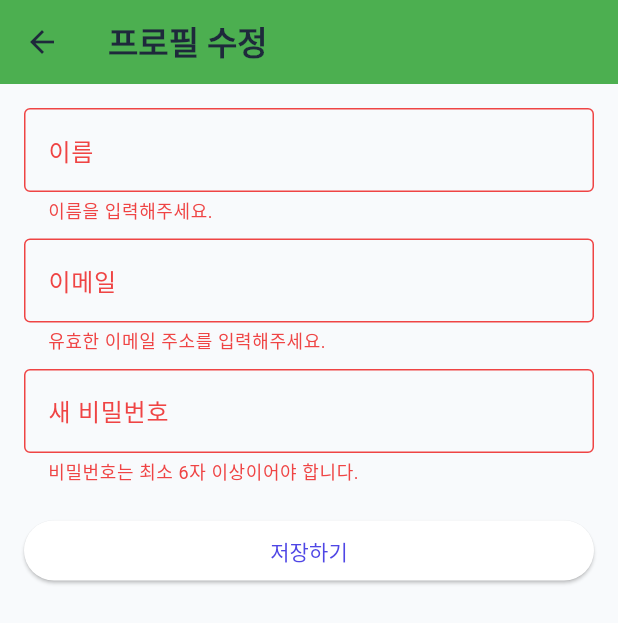
After one commit to minhjih/dailyexp, a Flutter app: the ProfileEditPage screen opened directly, after a tap on "저장하기", on a phone screen of 412 x 824 dp. The commit adds this screen. Shown: the top 623 px of the screen. Run offline on Flutter 3.47's test engine with Material 3 defaults, Android fonts, the phone set to English and light mode, and no system bars; our stand-ins replace dio, flutter_dotenv, flutter_signin_button, flutter_svg, google_fonts, motion_tab_bar_v2 and 2 more; accounts and stored records are empty.

Commit message:
added profile edit page

```diff
--- /dev/null
+++ b/frontend/lib/screens/profile/profile_edit.dart
@@ -0,0 +1,111 @@
+import 'package:flutter/material.dart';
+import 'package:google_fonts/google_fonts.dart';
+
+class ProfileEditPage extends StatefulWidget {
+  const ProfileEditPage({Key? key}) : super(key: key); // null-safety를 위한 key 수정
+
+  @override
+  _ProfileEditPageState createState() => _ProfileEditPageState();
+}
+
+class _ProfileEditPageState extends State<ProfileEditPage> {
+  final _formKey = GlobalKey<FormState>();
+  String? name = ''; // null-safety에 맞게 수정
+  String? email = ''; // null-safety에 맞게 수정
+  String? password = ''; // null-safety에 맞게 수정
+
+  @override
+  Widget build(BuildContext context) {
+    return Scaffold(
+      appBar: AppBar(
+        title: Text('프로필 수정', style: GoogleFonts.poppins()),
+        backgroundColor: Colors.green,
+      ),
+      body: SingleChildScrollView(
+        padding: const EdgeInsets.all(16.0),
+        child: Form(
+          key: _formKey,
+          child: Column(
+            crossAxisAlignment: CrossAxisAlignment.stretch,
+            children: <Widget>[
+              TextFormField(
+                decoration: InputDecoration(
+                  labelText: '이름',
+                  border: OutlineInputBorder(),
+                ),
+                validator: (value) {
+                  if (value == null || value.isEmpty) {
+                    return '이름을 입력해주세요.';
+                  }
+                  return null;
+                },
+                onSaved: (value) => name = value,
+              ),
+              SizedBox(height: 10),
+              TextFormField(
+                decoration: InputDecoration(
+                  labelText: '이메일',
+                  border: OutlineInputBorder(),
+                ),
+                validator: (value) {
+                  if (value == null || !value.contains('@')) {
+                    return '유효한 이메일 주소를 입력해주세요.';
+                  }
+                  return null;
+                },
+                onSaved: (value) => email = value,
+              ),
+              SizedBox(height: 10),
+              TextFormField(
+                decoration: InputDecoration(
+                  labelText: '새 비밀번호',
+                  border: OutlineInputBorder(),
+                ),
+                obscureText: true,
+                validator: (value) {
+                  if (value == null || value.length < 6) {
+                    return '비밀번호는 최소 6자 이상이어야 합니다.';
+                  }
+                  return null;
+                },
+                onSaved: (value) => password = value,
+              ),
+              SizedBox(height: 20),
+              ElevatedButton(
+                onPressed: _submit,
+                child: Text('저장하기', style: GoogleFonts.poppins()),
+              ),
+            ],
+          ),
+        ),
+      ),
+    );
+  }
+
+  void _submit() {
+    final form = _formKey.currentState;
+    if (form != null && form.validate()) {
+      form.save();
+      // 여기에 프로필 정보를 업데이트하는 로직을 추가합니다. 예: 서버 API 호출
+
+      // 데이터 업데이트 후 다이얼로그 표시
+      showDialog(
+        context: context,
+        builder: (context) => AlertDialog(
+          title: Text('저장 완료'),
+          content: Text('변경사항이 저장되었습니다.'),
+          actions: <Widget>[
+            TextButton(
+              onPressed: () {
+                Navigator.of(context).pop(); // 다이얼로그 닫기
+                Navigator.of(context).pop(); // 프로필 수정 페이지 닫고 이전 화면으로 돌아가기
+              },
+              child: Text('확인'),
+            ),
+          ],
+        ),
+      );
+    }
+  }
+
+}
--- a/frontend/lib/screens/profile/profile_screen.dart
+++ b/frontend/lib/screens/profile/profile_screen.dart
@@ -3,6 +3,7 @@ import 'package:google_fonts/google_fonts.dart';
 import 'package:provider/provider.dart';
 import 'package:flutter/rendering.dart' show ScrollDirection;
 import '../../providers/user_provider.dart';
+import 'profile_edit.dart';
 
 class ProfileScreen extends StatefulWidget {
   final ScrollController scrollController;
@@ -101,6 +102,21 @@ class _ProfileScreenState extends State<ProfileScreen> {
                         style: GoogleFonts.poppins(
                           fontSize: 14,
                           color: Colors.grey[800],
+                        ),
+                      ),
+                      const SizedBox(width: 16),
+                      TextButton(
+                        onPressed: () {
+                          Navigator.of(context).push(
+                            MaterialPageRoute(builder: (context) => ProfileEditPage()), // 프로필 수정 페이지로 이동
+                          );
+                        },
+                        child: Text(
+                          '프로필 수정',
+                          style: GoogleFonts.poppins(
+                            color: Colors.green,
+                            fontSize: 14,
+                          ),
                         ),
                       ),
                     ],
```
